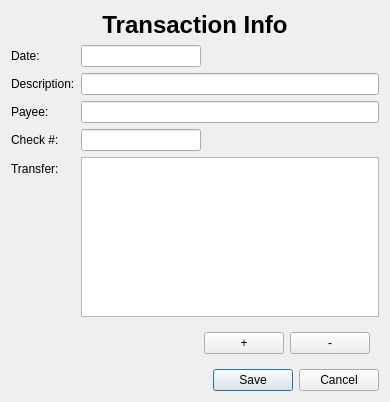
The window that qt/ui/transaction_panel.ui (Mouchnino/moneyguru) describes before a commit, drawn with Qt 5.
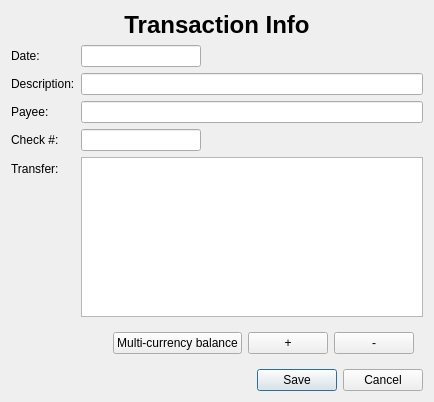
The same window after the commit. Custom widgets are drawn as their Qt base class.

Commit message:
qt: implemented multi-currency balance in the transaction panel.
extra : convert_revision : svn%3A7afd0f2a-1d33-46b8-9979-f8add37626ee/trunk%40267

```diff
--- a/qt/ui/transaction_panel.ui
+++ b/qt/ui/transaction_panel.ui
@@ -6,7 +6,7 @@
    <rect>
     <x>0</x>
     <y>0</y>
-    <width>390</width>
+    <width>434</width>
     <height>402</height>
    </rect>
   </property>
@@ -150,6 +150,13 @@
           </property>
          </spacer>
         </item>
+        <item>
+         <widget class="QPushButton" name="mctButton">
+          <property name="text">
+           <string>Multi-currency balance</string>
+          </property>
+         </widget>
+        </item>
         <item>
          <widget class="QPushButton" name="pushButton">
           <property name="text">
```
The commit also changes 1 other file.
